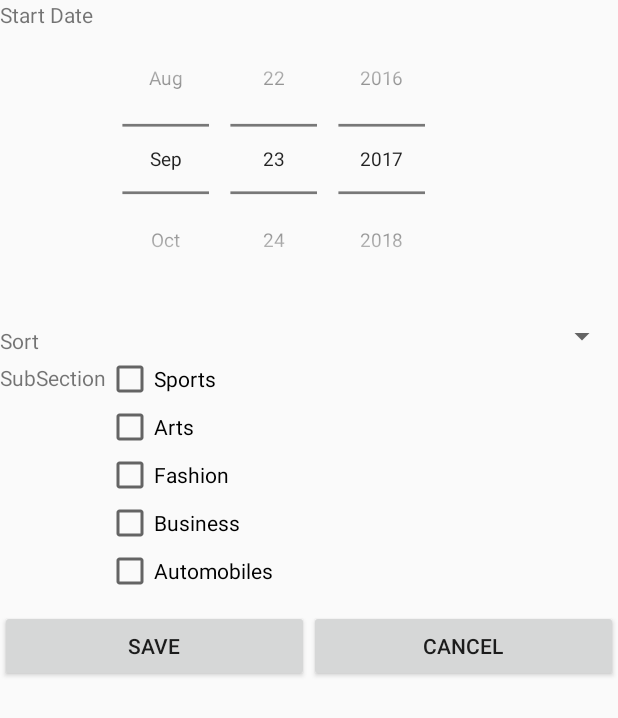
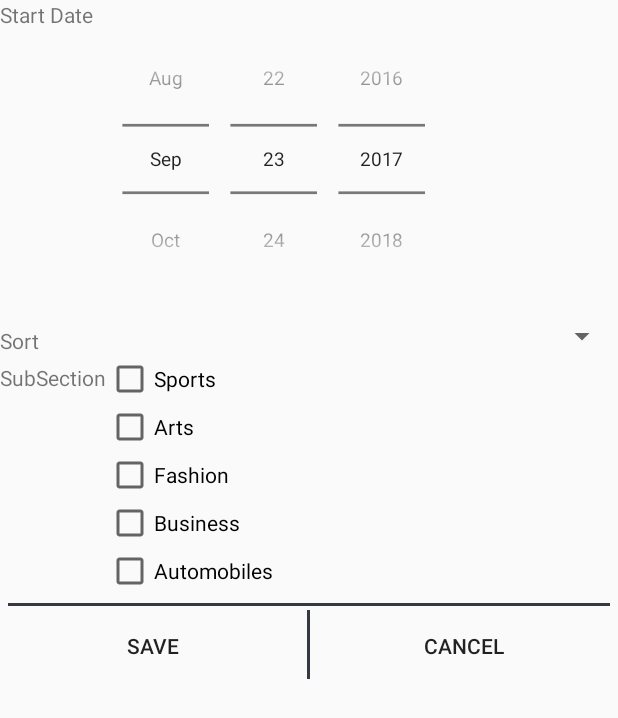
Before and after one commit to drana/TheNewsHub, an Android app: the layout fragment_filter.xml on its own in the app's theme, with its tools: preview values and no code run, on a phone screen of 412 x 824 dp. Shown: the top 718 px of the screen. Run offline under Robolectric (Android 15) with nearby library versions, the phone set to English and light mode, and no system bars.

Commit message:
fragment

```diff
--- a/TheNewsHub/app/src/main/res/layout/fragment_filter.xml
+++ b/TheNewsHub/app/src/main/res/layout/fragment_filter.xml
@@ -87,19 +87,36 @@
         android:layout_toRightOf="@id/tvNewsSection"
         android:text="Automobiles"/>
 
+    <View
+        android:layout_width="match_parent"
+        android:layout_height="2dp"
+        android:background="#343A44"
+        android:layout_margin="5dp"
+        android:id="@+id/viewLineNote"
+        android:layout_below="@id/cbAutomobiles"/>
+
     <LinearLayout
         android:layout_width="match_parent"
         android:layout_height="wrap_content"
         android:layout_below="@id/cbAutomobiles"
         android:orientation="horizontal">
+
         <Button
             android:id="@+id/btnSave"
             android:layout_width="wrap_content"
             android:layout_height="wrap_content"
             android:layout_weight="1"
             android:layout_marginTop="10dp"
+            style="?android:attr/borderlessButtonStyle"
+            android:text="Save"/>
 
-            android:text="Save"/>
+        <View
+            android:layout_width="2dp"
+            android:layout_marginTop="10dp"
+            android:layout_marginBottom="2dp"
+            android:layout_height="match_parent"
+            android:background="#343A44"
+            />
 
         <Button
             android:id="@+id/btnCancel"
@@ -107,6 +124,7 @@
             android:layout_height="wrap_content"
             android:layout_weight="1"
             android:layout_marginTop="10dp"
+            style="?android:attr/borderlessButtonStyle"
             android:text="Cancel"/>
     </LinearLayout>
 
```
